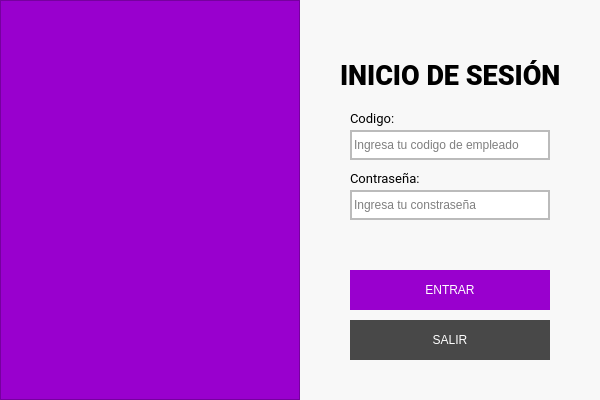
First picture: the form in loginview.ui, repository Bguillenn/Fly-Reservations, before the edit.
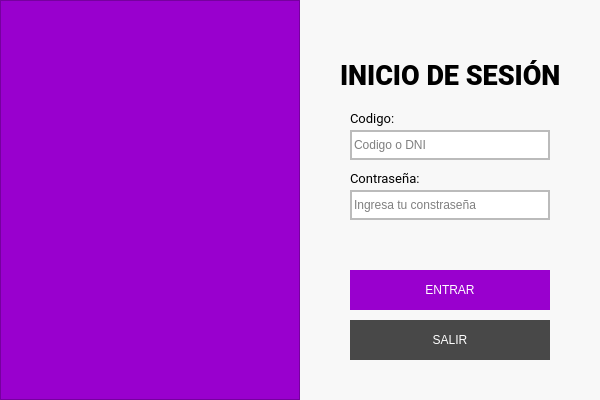
Second picture: the form after the edit. Icons and pictures are not drawn.

```diff
--- a/loginview.ui
+++ b/loginview.ui
@@ -121,8 +121,11 @@
 background-color: #fff;
 font: 10pt &quot;Roboto&quot;;</string>
     </property>
+    <property name="text">
+     <string/>
+    </property>
     <property name="placeholderText">
-     <string>Ingresa tu codigo de empleado</string>
+     <string>Codigo o DNI</string>
     </property>
    </widget>
    <widget class="QLineEdit" name="txtContra">
```
